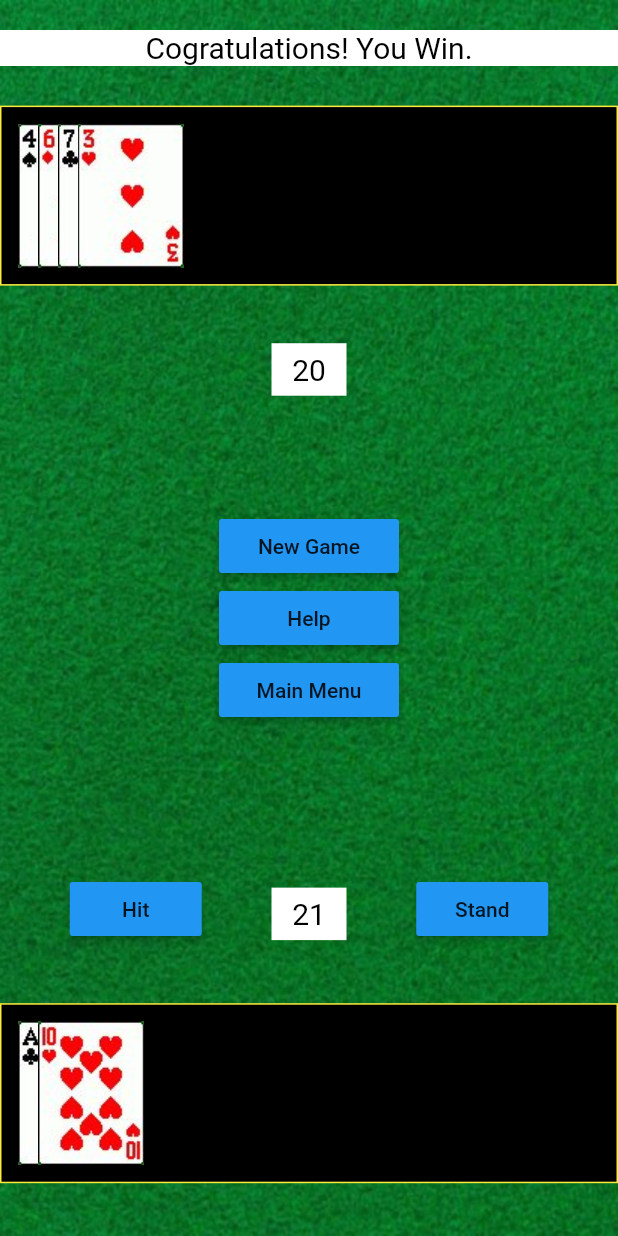
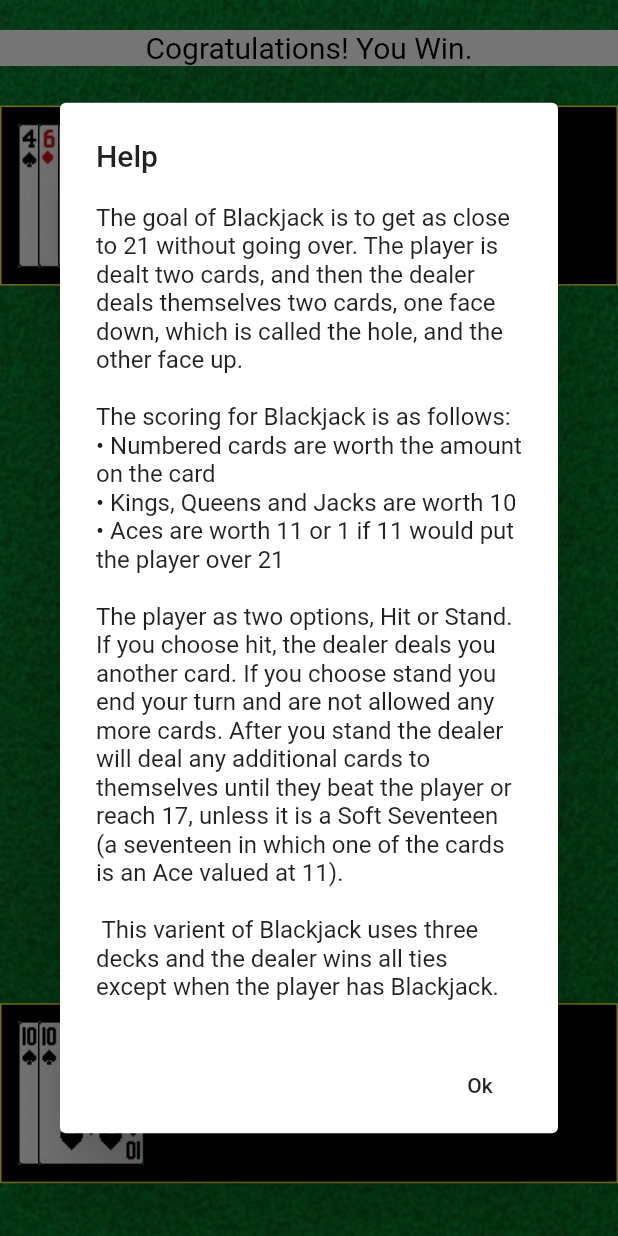
Before and after one commit to alexrichard0598/MobileBlackjackGame, a Flutter app: the Blackjack widget shown alone on an empty page, opened directly, after a tap on "Help", on a phone screen of 412 x 824 dp. Run offline on Flutter 3.47's test engine with Material 2 defaults, Android fonts, the phone set to English and light mode, and no system bars.

Commit message:
Updated new game button

```diff
--- a/blackjack/lib/bl/card.dart
+++ b/blackjack/lib/bl/card.dart
@@ -1,6 +1,5 @@
 enum FaceValue {
   Ace,
-  One,
   Two,
   Three,
   Four,
--- a/blackjack/lib/bl/deck.dart
+++ b/blackjack/lib/bl/deck.dart
@@ -23,7 +23,7 @@ class Deck {
     var rng = new Random();
 
     while (_deck.length > 0) {
-      int cardIndex = rng.nextInt(_deck.length - 1);
+      int cardIndex = rng.nextInt(_deck.length);
       BlackjackCard cardRemoved = _deck[cardIndex];
       _deck.removeAt(cardIndex);
       newDeck.add(cardRemoved);
@@ -44,4 +44,8 @@ class Deck {
       throw ArgumentError("There are no cards in the deck - deal again.");
     }
   }
+
+  void emptyDeck() {
+    _deck.clear();
+  }
 }
--- a/blackjack/lib/bl/gameMethods.dart
+++ b/blackjack/lib/bl/gameMethods.dart
@@ -1,3 +1,5 @@
+import 'package:blackjack/bl/hand.dart';
+import 'package:blackjack/globals.dart';
 import 'package:flutter/material.dart';
 import 'card.dart';
 
@@ -15,4 +17,64 @@ class GameMethods {
       ),
     );
   }
+
+  static Hand sortHand(Hand hand) {
+    Hand sorted = hand;
+    sorted.sort();
+    sorted.reverse();
+    return sorted;
+  }
+
+  static int calculateHandValue(Hand hand) {
+    int handValue = 0;
+    List<BlackjackCard> sortedHand = sortHand(hand).getHand();
+
+    for (var i = 0; i < sortedHand.length; i++) {
+      int cardValue;
+      switch (sortedHand[i].value) {
+        case FaceValue.Ace:
+          if (i != sortedHand.length - 1 || 11 + handValue > 21) {
+            cardValue = 1;
+          } else {
+            cardValue = 11;
+          }
+          break;
+        case FaceValue.King:
+        case FaceValue.Queen:
+        case FaceValue.Jack:
+          cardValue = 10;
+          break;
+        default:
+          cardValue = sortedHand[i].value.index + 1;
+          break;
+      }
+      handValue += cardValue;
+    }
+    return handValue;
+  }
+
+  static List<Widget> displayPlayerHand(Hand hand) {
+    List<Widget> cards = new List<Widget>();
+    List<BlackjackCard> handList = hand.getHand();
+
+    for (var i = 0; i < handList.length; i++) {
+      cards.add(createCardImage(handList[i], i));
+    }
+
+    return cards;
+  }
+
+  static void resetGameGlobals() {
+    playerHand.clear();
+    dealerHand.clear();
+    blackjackDeck.emptyDeck();
+  }
+
+  static void startGame() {
+    resetGameGlobals();
+    blackjackDeck.createShoe(4);
+    blackjackDeck.shuffleDeck(7);
+    playerHand.add(blackjackDeck.drawCard());
+    playerHand.add(blackjackDeck.drawCard());
+  }
 }
--- a/blackjack/lib/bl/hand.dart
+++ b/blackjack/lib/bl/hand.dart
@@ -11,6 +11,14 @@ class Hand {
     _hand.sort((a, b) => a.value.index.compareTo(b.value.index));
   }
 
+  void reverse() {
+    _hand = _hand.reversed.toList();
+  }
+
+  List<BlackjackCard> getHand() {
+    return _hand;
+  }
+
   bool contains(BlackjackCard cardToCheck) {
     return _hand
             .where((card) =>
@@ -19,4 +27,12 @@ class Hand {
             .length >
         0;
   }
+
+  void addCard(BlackjackCard card) {
+    _hand.add(card);
+  }
+
+  void clear() {
+    _hand.clear();
+  }
 }
--- /dev/null
+++ b/blackjack/lib/globals.dart
@@ -0,0 +1,9 @@
+library blackjack.globals;
+
+import 'package:blackjack/bl/deck.dart';
+import 'package:blackjack/bl/hand.dart';
+
+int currentUserID = 0;
+Hand playerHand = Hand();
+Hand dealerHand = Hand();
+Deck blackjackDeck = Deck();
--- a/blackjack/lib/ui/blackjack.dart
+++ b/blackjack/lib/ui/blackjack.dart
@@ -1,4 +1,5 @@
 import 'package:blackjack/bl/card.dart';
+import 'package:blackjack/globals.dart';
 import 'package:blackjack/ui/background.dart';
 import 'package:flutter/material.dart';
 import 'package:blackjack/bl/gameMethods.dart';
@@ -9,6 +10,14 @@ class Blackjack extends StatefulWidget {
 }
 
 class _BlackjackState extends State<Blackjack> {
+  @override
+  void initState() {
+    super.initState();
+
+    //Initialize the game
+    GameMethods.startGame();
+  }
+
   @override
   Widget build(BuildContext context) {
     return Stack(
@@ -127,14 +136,18 @@ class _MenuButtonsState extends State<MenuButtons> {
           minWidth: 120,
           child: RaisedButton(
             child: Text("New Game"),
-            onPressed: () {},
+            onPressed: () {
+              setState(() {
+                GameMethods.startGame();
+              });
+            },
           ),
         ),
         ButtonTheme(
           minWidth: 120,
           child: RaisedButton(
             child: Text("Help"),
-            onPressed: () {},
+            onPressed: _showHelp,
           ),
         ),
         ButtonTheme(
@@ -149,9 +162,45 @@ class _MenuButtonsState extends State<MenuButtons> {
       ],
     );
   }
+
+  Future<void> _showHelp() async {
+    String helpText = "The goal of Blackjack is to get as close to 21 without going over. " +
+        "The player is dealt two cards, and then the dealer deals themselves two " +
+        "cards, one face down, which is called the hole, and the other face up.\r\n\r\n" +
+        "The scoring for Blackjack is as follows:\r\n" +
+        "\u2022 Numbered cards are worth the amount on the card\r\n" +
+        "\u2022 Kings, Queens and Jacks are worth 10\r\n" +
+        "\u2022 Aces are worth 11 or 1 if 11 would put the player over 21\r\n\r\n" +
+        "The player as two options, Hit or Stand. If you choose hit, the dealer deals " +
+        "you another card. If you choose stand you end your turn and are not allowed any " +
+        "more cards. After you stand the dealer will deal any additional cards to " +
+        "themselves until they beat the player or reach 17, unless it is a Soft Seventeen " +
+        "(a seventeen in which one of the cards is an Ace valued at 11)." +
+        "\r\n\r\n This varient of Blackjack uses three decks and the " +
+        "dealer wins all ties except when the player has Blackjack.";
+    return showDialog(
+        context: context,
+        barrierDismissible: false,
+        builder: (BuildContext context) {
+          return AlertDialog(
+            title: Text("Help"),
+            content: SingleChildScrollView(child: Text(helpText)),
+            actions: <Widget>[
+              FlatButton(
+                child: Text("Ok"),
+                onPressed: () {
+                  Navigator.pop(context);
+                },
+              )
+            ],
+          );
+        });
+  }
 }
 
 class PlayerControls extends StatefulWidget {
+  PlayerControls({Key key}) : super(key: key);
+
   @override
   _PlayerControlsState createState() => _PlayerControlsState();
 }
@@ -181,7 +230,7 @@ class _PlayerControlsState extends State<PlayerControls> {
               color: Colors.white,
               alignment: Alignment.center,
               child: Text(
-                "21",
+                GameMethods.calculateHandValue(playerHand).toString(),
                 style: TextStyle(
                   color: Colors.black,
                   fontSize: 20,
@@ -206,11 +255,15 @@ class _PlayerControlsState extends State<PlayerControls> {
 }
 
 class PlayerBox extends StatefulWidget {
+  PlayerBox({Key key}) : super(key: key);
+
   @override
   _PlayerBoxState createState() => _PlayerBoxState();
 }
 
 class _PlayerBoxState extends State<PlayerBox> {
+  List<Widget> children = List<Widget>();
+
   @override
   Widget build(BuildContext context) {
     return Align(
@@ -225,15 +278,9 @@ class _PlayerBoxState extends State<PlayerBox> {
           ),
         ),
         child: Stack(
-          children: <Widget>[
-            GameMethods.createCardImage(
-                BlackjackCard(FaceValue.Ace, Suit.Clubs), 0),
-            GameMethods.createCardImage(
-                BlackjackCard(FaceValue.Ten, Suit.Hearts), 1),
-          ],
+          children: GameMethods.displayPlayerHand(playerHand),
         ),
       ),
     );
-    ;
   }
 }
--- a/blackjack/lib/ui/stats.dart
+++ b/blackjack/lib/ui/stats.dart
@@ -1,7 +1,12 @@
 import 'package:blackjack/ui/background.dart';
 import 'package:flutter/material.dart';
 
-class Stats extends StatelessWidget {
+class Stats extends StatefulWidget {
+  @override
+  _StatsState createState() => _StatsState();
+}
+
+class _StatsState extends State<Stats> {
   var listLength = 7;
 
   @override
--- a/blackjack/pubspec.yaml
+++ b/blackjack/pubspec.yaml
@@ -14,7 +14,7 @@ description: A new Flutter project.
 version: 1.0.0+1
 
 environment:
-  sdk: ">=2.1.0 <3.0.0"
+  sdk: ">=2.6.0 <3.0.0"
 
 dependencies:
   flutter:
```
